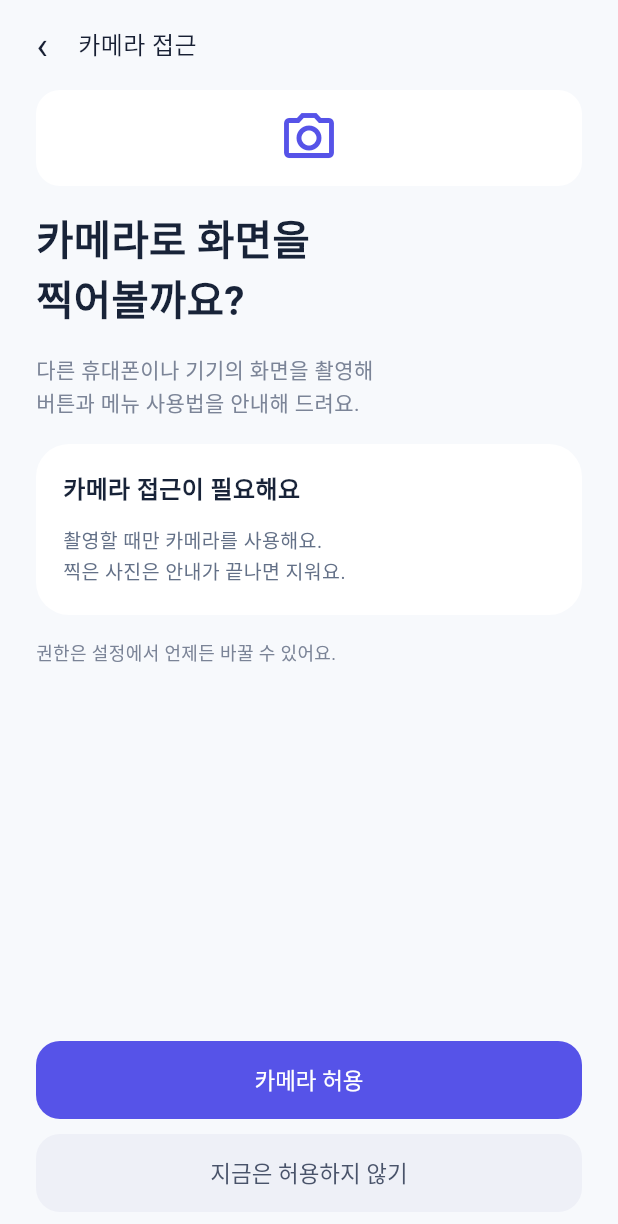
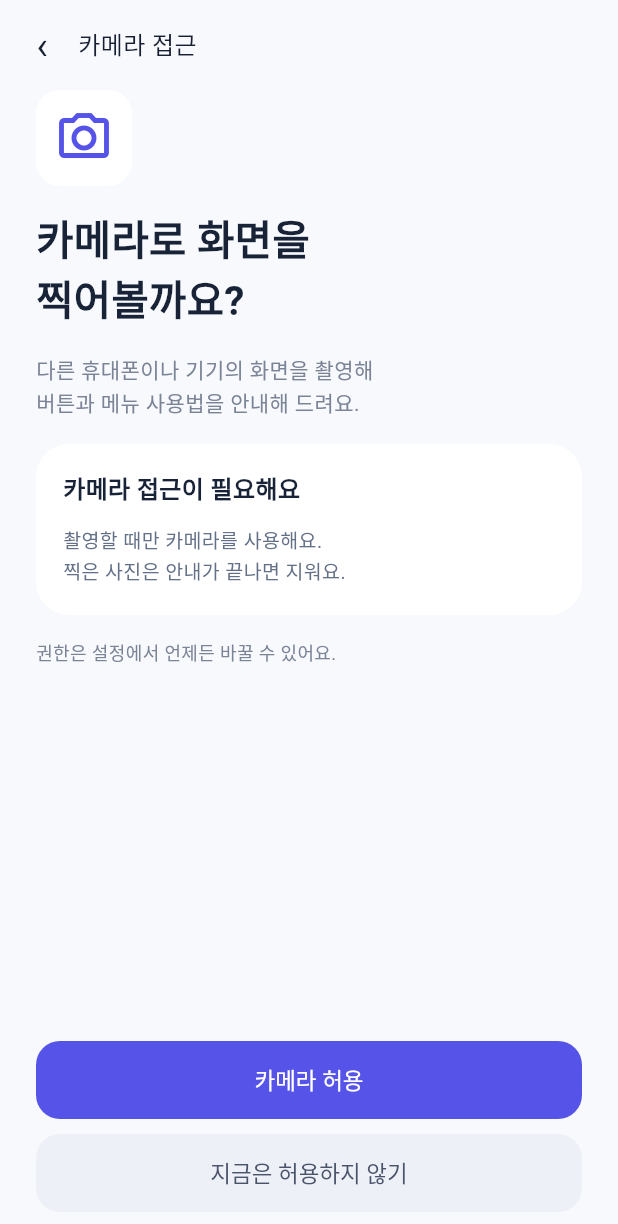
Before and after one commit to mood173/On-screen-Guide_MobileProject, a Flutter app: the screen it shows after launch, after a tap on "카메라 촬영", on a phone screen of 412 x 824 dp. Shown: the top 1224 px of the screen. Run offline on Flutter 3.47's test engine with Material 3 defaults, Android fonts, the phone set to English and light mode, and no system bars; our stand-ins replace image_picker.

Commit message:
[fix] CP·DENY 아이콘 상자 크기 (에뮬레이터 확인에서 발견)
- 화면 틀(GuideScaffold)이 내용을 가로로 꽉 채워 64×64 상자가 화면 너비로 늘어나던 것을 Align(centerLeft)로 고침
- 다시 안 깨지게 ValueKey('icon-box') + 화면 시험 2건에 "크기 = 64×64" 확인 (정렬을 빼면 363×64로 실패하는 것 확인)
- 에뮬레이터 확인: 카메라(H→CP→CR→CA→RC, 뒤로), 갤러리(G→GS→GR→RG), DENY(카메라·갤러리) 눈 확인.
  DENY는 확인용 임시 빌드(가짜 입력 "거부")로 봤고 bootstrap.dart는 되돌림(변경 없음)
- analyze 0건, 시험 101건, 서식 0건 / ai_log 점검 35·36, HANDOFF 갱신

```diff
--- a/screen_guide/lib/features/capture/ui/camera_permission_screen.dart
+++ b/screen_guide/lib/features/capture/ui/camera_permission_screen.dart
@@ -27,7 +27,12 @@ class CameraPermissionScreen extends StatelessWidget {
       onBack: () => flow.dispatch(ActionId.navBack),
       body: [
         // Figma "Permission icon": 흰 상자 64 + 보라 선 아이콘
-        Container(
+        // 화면 틀(GuideScaffold)이 내용을 가로로 꽉 채워서, 64 크기를 지키려면 왼쪽 정렬로 감싼다
+        // (11/14 에뮬레이터에서 상자가 화면 너비로 늘어난 것을 발견).
+        Align(
+          alignment: Alignment.centerLeft,
+          child: Container(
+            key: const ValueKey('icon-box'), // 시험이 64 크기를 확인한다
             width: 64,
             height: 64,
             alignment: Alignment.center,
@@ -39,6 +44,7 @@ class CameraPermissionScreen extends StatelessWidget {
               Icons.photo_camera_outlined,
               size: 40,
               color: AppColors.primary,
+            ),
           ),
         ),
         // 설명 글자가 Figma에서 14라 ScreenHeading(설명 13) 대신 직접 쓴다.
```
Also changed, not shown: screen_guide/lib/features/settings/ui/deny_screen.dart (+7 -1 lines), 3 other files. Lines whose indentation alone changed are shown as unchanged.
